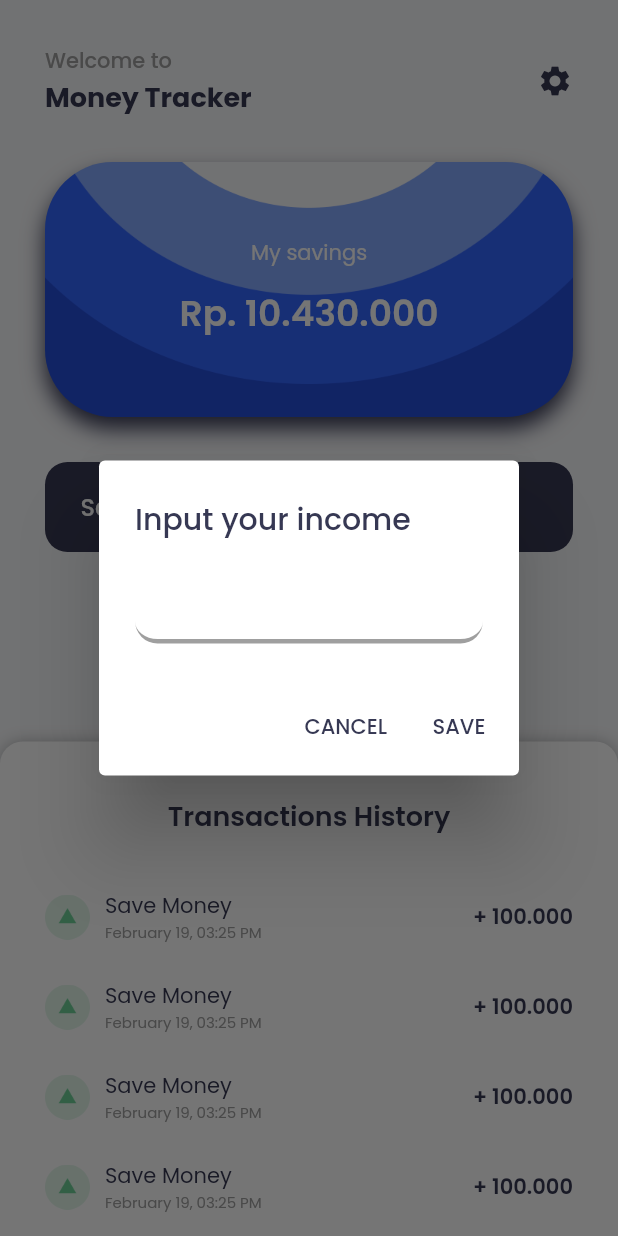
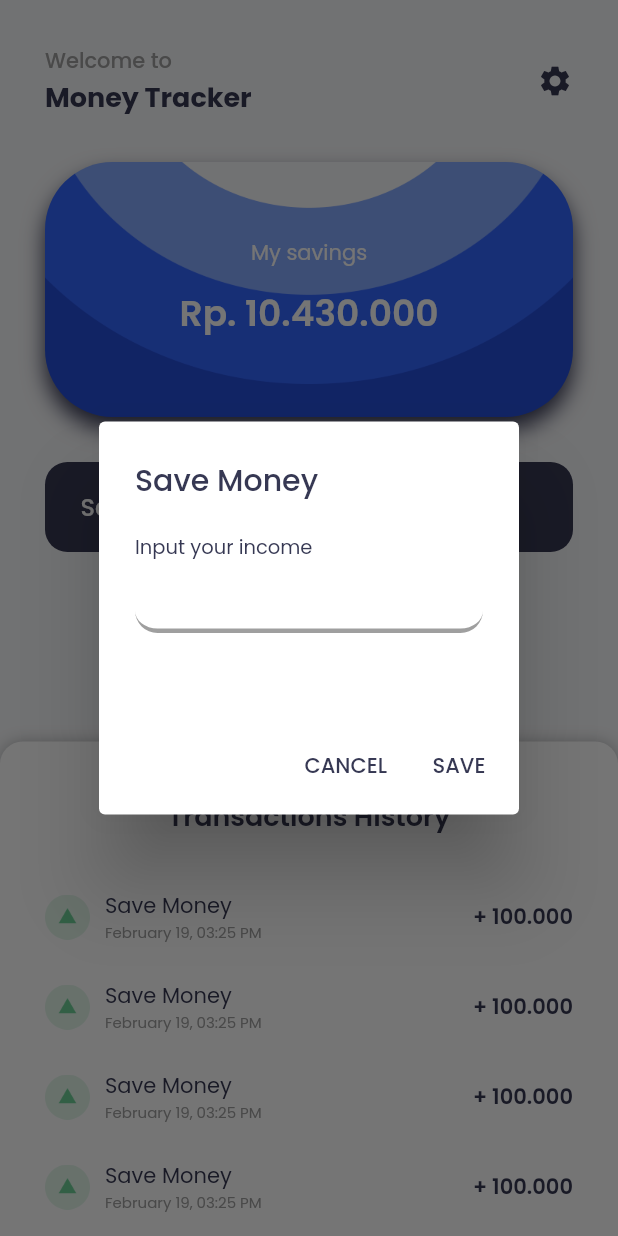
Before and after one commit to ibrahimmm999/money_tracker, a Flutter app: the HomePage screen opened directly, after a tap on "Save Money", on a phone screen of 412 x 824 dp. Run offline on Flutter 3.47's test engine with Material 2 defaults, Android fonts, the phone set to English and light mode, and no system bars; drawn by our look-alikes of sliding_up_panel; our stand-ins replace google_fonts.

Commit message:
update custom pop up

```diff
--- a/lib/pages/home_page.dart
+++ b/lib/pages/home_page.dart
@@ -112,7 +112,7 @@ class _HomePageState extends State<HomePage> {
                         context: context,
                         builder: (context) => CustomPopUp(
                             controller: saveMoneyC,
-                            title: "Input your income",
+                            title: "Save Money",
                             add: () {}),
                       );
                     },
--- a/lib/widgets/custom_popup.dart
+++ b/lib/widgets/custom_popup.dart
@@ -18,6 +18,8 @@ class CustomPopUp extends StatefulWidget {
 class _CustomPopUpState extends State<CustomPopUp> {
   @override
   Widget build(BuildContext context) {
+    TextEditingController descriptionController =
+        TextEditingController(text: " ");
     return AlertDialog(
       backgroundColor: whiteColor,
       actions: [
@@ -36,7 +38,16 @@ class _CustomPopUpState extends State<CustomPopUp> {
         )
       ],
       title: Text(widget.title, style: primaryColorText),
-      content: TextField(
+      content: widget.title == "Pay"
+          ? SizedBox(
+              height: 160,
+              child: Column(
+                children: [
+                  Text(
+                    "Input your income",
+                    style: primaryColorText.copyWith(fontSize: 13),
+                  ),
+                  TextField(
                     keyboardType: TextInputType.number,
                     controller: widget.controller,
                     style: primaryColorText,
@@ -44,7 +55,8 @@ class _CustomPopUpState extends State<CustomPopUp> {
                     decoration: InputDecoration(
                       focusedBorder: UnderlineInputBorder(
                           borderRadius: BorderRadius.circular(defaultRadius),
-              borderSide: BorderSide(color: buttonBlueColor, width: 5)),
+                          borderSide:
+                              BorderSide(color: buttonBlueColor, width: 5)),
                       enabledBorder: UnderlineInputBorder(
                         borderRadius: BorderRadius.circular(defaultRadius),
                         borderSide: BorderSide(
@@ -55,6 +67,67 @@ class _CustomPopUpState extends State<CustomPopUp> {
                       ),
                     ),
                   ),
+                  const SizedBox(
+                    height: 20,
+                  ),
+                  Text(
+                    "Description",
+                    style: primaryColorText.copyWith(fontSize: 13),
+                  ),
+                  TextField(
+                    controller: descriptionController,
+                    style: primaryColorText,
+                    cursorColor: primaryColor,
+                    decoration: InputDecoration(
+                      focusedBorder: UnderlineInputBorder(
+                          borderRadius: BorderRadius.circular(defaultRadius),
+                          borderSide:
+                              BorderSide(color: buttonBlueColor, width: 5)),
+                      enabledBorder: UnderlineInputBorder(
+                        borderRadius: BorderRadius.circular(defaultRadius),
+                        borderSide: BorderSide(
+                          color: lightGreyColor,
+                          width: 3,
+                          style: BorderStyle.solid,
+                        ),
+                      ),
+                    ),
+                  ),
+                ],
+              ),
+            )
+          : SizedBox(
+              height: 100,
+              child: Column(
+                crossAxisAlignment: CrossAxisAlignment.start,
+                children: [
+                  Text(
+                    "Input your income",
+                    style: primaryColorText.copyWith(fontSize: 13),
+                  ),
+                  TextField(
+                    keyboardType: TextInputType.number,
+                    controller: widget.controller,
+                    style: primaryColorText,
+                    cursorColor: primaryColor,
+                    decoration: InputDecoration(
+                      focusedBorder: UnderlineInputBorder(
+                          borderRadius: BorderRadius.circular(defaultRadius),
+                          borderSide:
+                              BorderSide(color: buttonBlueColor, width: 5)),
+                      enabledBorder: UnderlineInputBorder(
+                        borderRadius: BorderRadius.circular(defaultRadius),
+                        borderSide: BorderSide(
+                          color: lightGreyColor,
+                          width: 3,
+                          style: BorderStyle.solid,
+                        ),
+                      ),
+                    ),
+                  ),
+                ],
+              ),
+            ),
     );
   }
 }
--- a/pubspec.yaml
+++ b/pubspec.yaml
@@ -33,6 +33,7 @@ dependencies:
   flutter:
     sdk: flutter
   google_fonts: ^4.0.3
+  path_provider: ^2.0.14
   sliding_up_panel: ^2.0.0+1
 
 dev_dependencies:
```
Also changed, not shown: pubspec.lock. Lines whose indentation alone changed are shown as unchanged.
